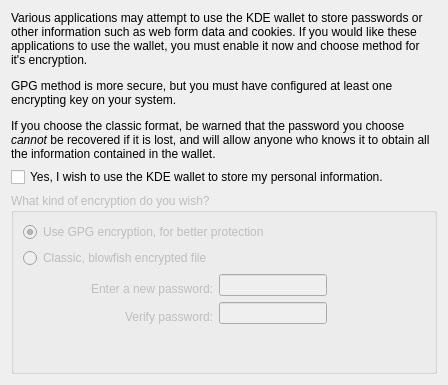
First picture: the form in kwalletd/kwalletwizardpagepasswordgpg.ui, repository KDE/kde-runtime, before the edit.
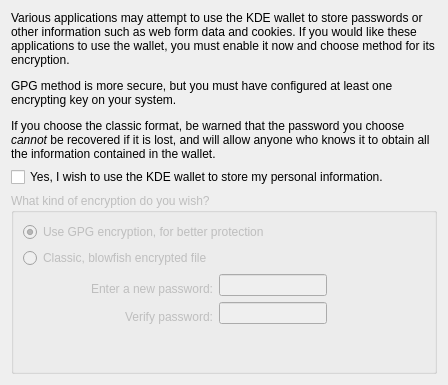
Second picture: the form after the edit. Custom widgets are drawn as their Qt base class.

```diff
--- a/kwalletd/kwalletwizardpagepasswordgpg.ui
+++ b/kwalletd/kwalletwizardpagepasswordgpg.ui
@@ -14,7 +14,7 @@
    <item>
     <widget class="QLabel" name="textLabel3">
      <property name="text">
-      <string>&lt;html&gt;&lt;head/&gt;&lt;body&gt;&lt;p&gt;Various applications may attempt to use the KDE wallet to store passwords or other information such as web form data and cookies. If you would like these applications to use the wallet, you must enable it now and choose method for it's encryption.&lt;/p&gt;&lt;p&gt;GPG method is more secure, but you must have configured at least one encrypting key on your system.&lt;/p&gt;&lt;p&gt;If you choose the classic format, be warned that the password you choose &lt;span style=&quot; font-style:italic;&quot;&gt;cannot&lt;/span&gt; be recovered if it is lost, and will allow anyone who knows it to obtain all the information contained in the wallet.&lt;/p&gt;&lt;/body&gt;&lt;/html&gt;</string>
+      <string>&lt;html&gt;&lt;head/&gt;&lt;body&gt;&lt;p&gt;Various applications may attempt to use the KDE wallet to store passwords or other information such as web form data and cookies. If you would like these applications to use the wallet, you must enable it now and choose method for its encryption.&lt;/p&gt;&lt;p&gt;GPG method is more secure, but you must have configured at least one encrypting key on your system.&lt;/p&gt;&lt;p&gt;If you choose the classic format, be warned that the password you choose &lt;span style=&quot; font-style:italic;&quot;&gt;cannot&lt;/span&gt; be recovered if it is lost, and will allow anyone who knows it to obtain all the information contained in the wallet.&lt;/p&gt;&lt;/body&gt;&lt;/html&gt;</string>
      </property>
      <property name="textFormat">
       <enum>Qt::RichText</enum>
```
